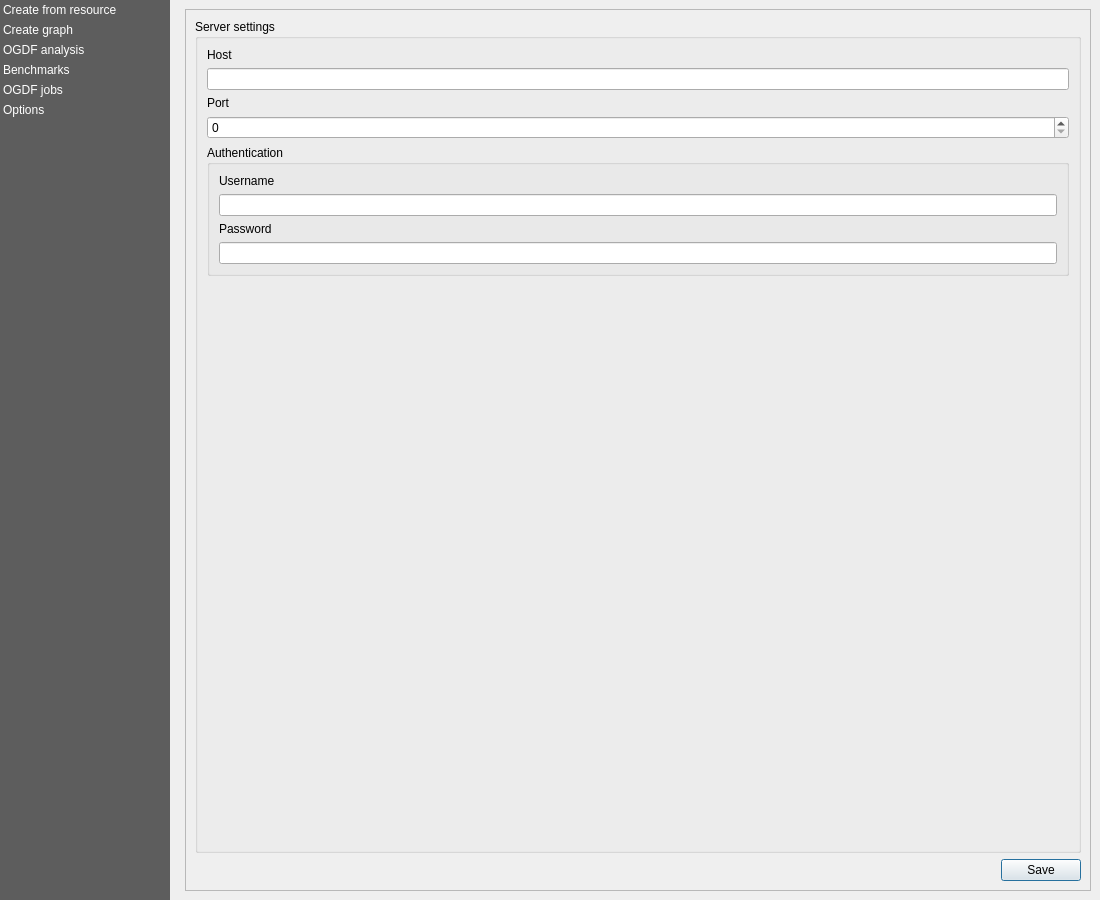
Qt form views/PluginDialog.ui (S-P-A-N-N-E-R-S/Frontend) before a commit.
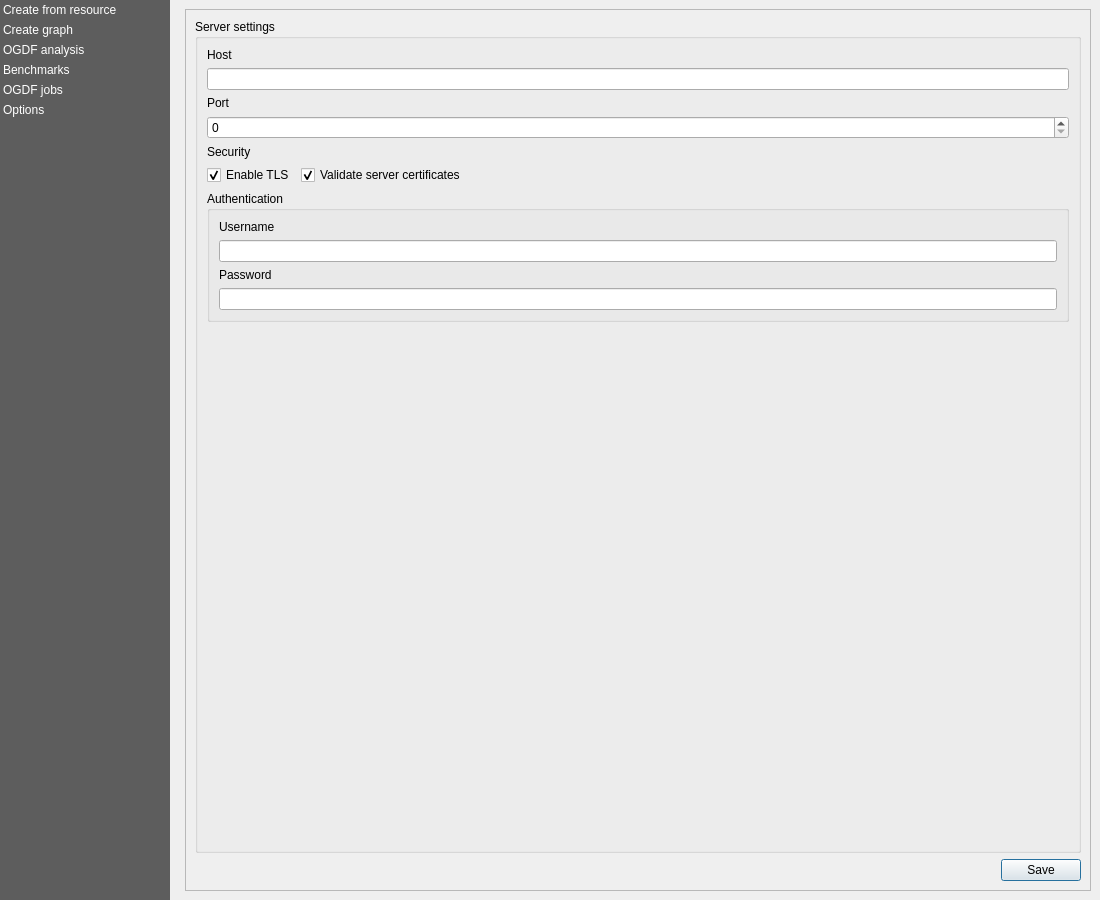
The same form after that commit. The open tabs and pages were chosen to show the change. Icons and pictures are not drawn. Custom widgets are drawn as their Qt base class.

What changed in the file:
```diff
--- a/views/PluginDialog.ui
+++ b/views/PluginDialog.ui
@@ -2213,6 +2213,39 @@
                        </property>
                       </widget>
                      </item>
+                     <item row="4" column="0" colspan="2">
+                      <widget class="QLabel" name="options_server_security_label">
+                       <property name="text">
+                        <string>Security</string>
+                       </property>
+                      </widget>
+                     </item>
+                     <item row="5" column="0" colspan="1">
+                      <widget class="QCheckBox" name="options_ssl_input">
+                       <property name="text">
+                        <string>Enable TLS</string>
+                       </property>
+                       <property name="checked">
+                        <bool>true</bool>
+                       </property>
+                       <property name="toolTip">
+                        <string>Check if the connection to the server is TLS encrypted. This requires the server to be configured to establish a TLS encrypted connection.</string>
+                       </property>
+                      </widget>
+                     </item>
+                     <item row="5" column="1" colspan="1">
+                      <widget class="QCheckBox" name="options_ssl_check_input">
+                       <property name="text">
+                        <string>Validate server certificates</string>
+                       </property>
+                       <property name="checked">
+                        <bool>true</bool>
+                       </property>
+                       <property name="toolTip">
+                        <string>Check if the TLS certificate used by the server should be validated. This requires the server certificate to be validated by a valid Certificate Authority.</string>
+                       </property>
+                      </widget>
+                     </item>
                     </layout>
                    </item>
                    <item row="1" column="0" colspan="2">
```
